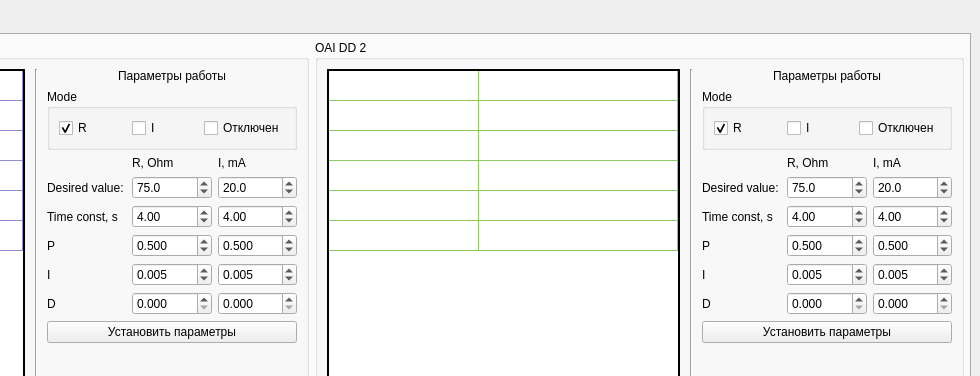
Above: main_win.ui from a-styuf/bdd_mk_client before the change; both pictures show x 356 to 1336 and y 0 to 376 of the 1336 by 771 pixel window. Below: the same form after it.
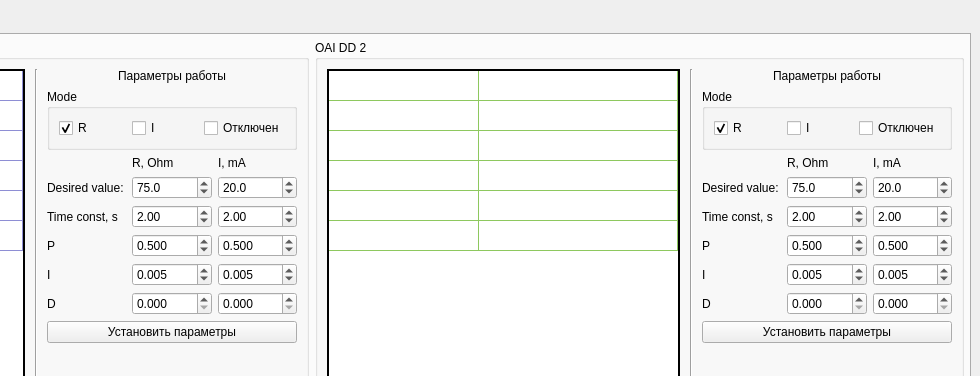
That is the form after the change.

What changed in the file:
```diff
--- a/main_win.ui
+++ b/main_win.ui
@@ -255,7 +255,7 @@
              <item row="6" column="1">
               <widget class="QDoubleSpinBox" name="constTimeResOAIDD1SpinBox">
                <property name="value">
-                <double>4.000000000000000</double>
+                <double>2.000000000000000</double>
                </property>
               </widget>
              </item>
@@ -314,7 +314,7 @@
              <item row="6" column="2">
               <widget class="QDoubleSpinBox" name="constTimeCurrOAIDD1SpinBox">
                <property name="value">
-                <double>4.000000000000000</double>
+                <double>2.000000000000000</double>
                </property>
               </widget>
              </item>
@@ -1501,7 +1501,7 @@
              <item row="6" column="1">
               <widget class="QDoubleSpinBox" name="constTimeResOAIDD2SpinBox">
                <property name="value">
-                <double>4.000000000000000</double>
+                <double>2.000000000000000</double>
                </property>
               </widget>
              </item>
@@ -1560,7 +1560,7 @@
              <item row="6" column="2">
               <widget class="QDoubleSpinBox" name="constTimeCurrOAIDD2SpinBox">
                <property name="value">
-                <double>4.000000000000000</double>
+                <double>2.000000000000000</double>
                </property>
               </widget>
              </item>
```
